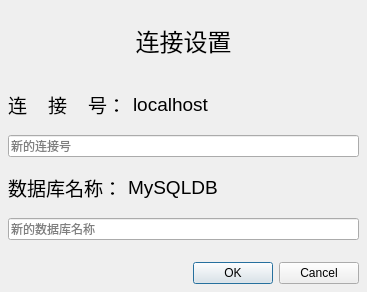
Before: the Qt Designer form setting.ui in RodinYTY/PSMS, drawn with Qt 5.
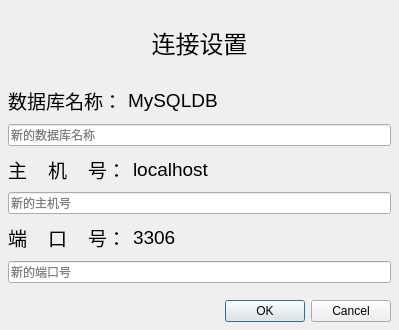
After: the same form once the commit is applied.

The edit to the form file:
```diff
--- a/setting.ui
+++ b/setting.ui
@@ -6,8 +6,8 @@
    <rect>
     <x>0</x>
     <y>0</y>
-    <width>367</width>
-    <height>292</height>
+    <width>399</width>
+    <height>330</height>
    </rect>
   </property>
   <property name="windowTitle">
@@ -27,7 +27,7 @@
     <number>8</number>
    </property>
    <item>
-    <layout class="QVBoxLayout" name="verticalLayout" stretch="4,3,2,3,2,1,1">
+    <layout class="QVBoxLayout" name="verticalLayout" stretch="6,3,2,3,2,3,2,1,1">
      <item>
       <widget class="QLabel" name="label_5">
        <property name="font">
@@ -43,41 +43,6 @@
        </property>
       </widget>
      </item>
-     <item>
-      <layout class="QHBoxLayout" name="horizontalLayout" stretch="1,5">
-       <item>
-        <widget class="QLabel" name="label">
-         <property name="font">
-          <font>
-           <pointsize>14</pointsize>
-          </font>
-         </property>
-         <property name="text">
-          <string>连    接    号：</string>
-         </property>
-        </widget>
-       </item>
-       <item>
-        <widget class="QLabel" name="old_linkname">
-         <property name="font">
-          <font>
-           <pointsize>14</pointsize>
-          </font>
-         </property>
-         <property name="text">
-          <string>localhost</string>
-         </property>
-        </widget>
-       </item>
-      </layout>
-     </item>
-     <item>
-      <widget class="QLineEdit" name="linkname">
-       <property name="placeholderText">
-        <string>新的连接号</string>
-       </property>
-      </widget>
-     </item>
      <item>
       <layout class="QHBoxLayout" name="horizontalLayout_2" stretch="1,5">
        <item>
@@ -113,6 +78,76 @@
        </property>
       </widget>
      </item>
+     <item>
+      <layout class="QHBoxLayout" name="horizontalLayout" stretch="1,5">
+       <item>
+        <widget class="QLabel" name="label">
+         <property name="font">
+          <font>
+           <pointsize>14</pointsize>
+          </font>
+         </property>
+         <property name="text">
+          <string>主    机    号：</string>
+         </property>
+        </widget>
+       </item>
+       <item>
+        <widget class="QLabel" name="old_linkname">
+         <property name="font">
+          <font>
+           <pointsize>14</pointsize>
+          </font>
+         </property>
+         <property name="text">
+          <string>localhost</string>
+         </property>
+        </widget>
+       </item>
+      </layout>
+     </item>
+     <item>
+      <widget class="QLineEdit" name="linkname">
+       <property name="placeholderText">
+        <string>新的主机号</string>
+       </property>
+      </widget>
+     </item>
+     <item>
+      <layout class="QHBoxLayout" name="horizontalLayout_3" stretch="1,5">
+       <item>
+        <widget class="QLabel" name="label_3">
+         <property name="font">
+          <font>
+           <pointsize>14</pointsize>
+          </font>
+         </property>
+         <property name="text">
+          <string>端    口    号：</string>
+         </property>
+        </widget>
+       </item>
+       <item>
+        <widget class="QLabel" name="old_port">
+         <property name="font">
+          <font>
+           <pointsize>14</pointsize>
+          </font>
+         </property>
+         <property name="text">
+          <string>3306</string>
+         </property>
+        </widget>
+       </item>
+      </layout>
+     </item>
+     <item>
+      <widget class="QLineEdit" name="port">
+       <property name="placeholderText">
+        <string>新的端口号</string>
+       </property>
+      </widget>
+     </item>
      <item>
       <spacer name="verticalSpacer">
        <property name="orientation">
```
